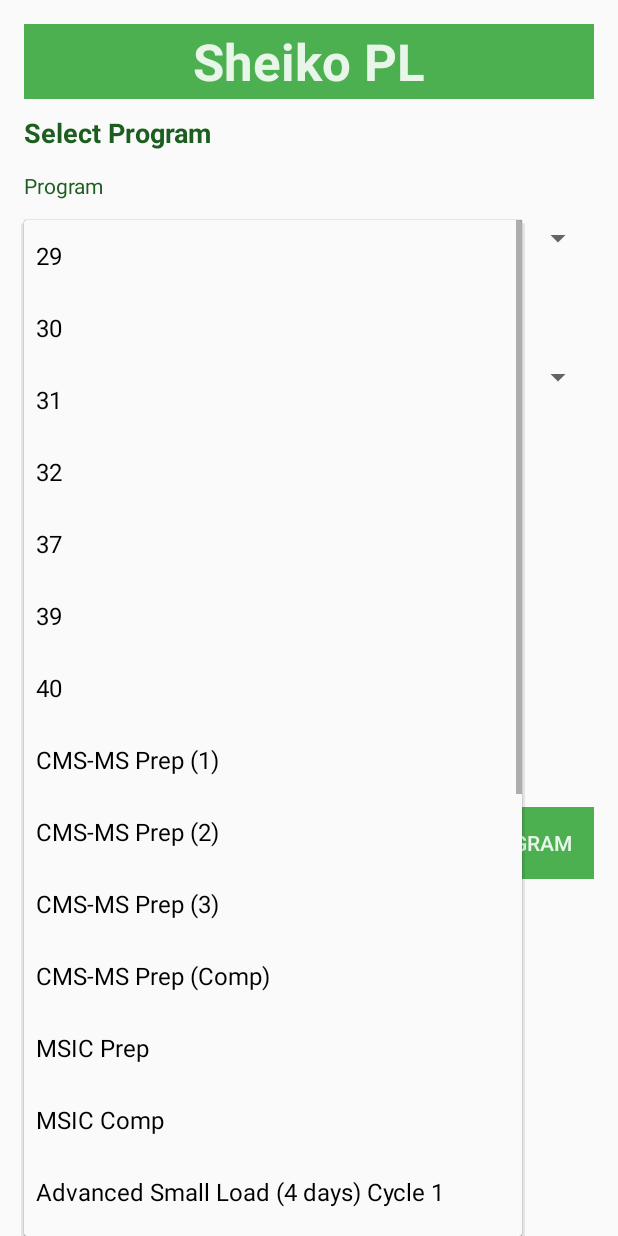
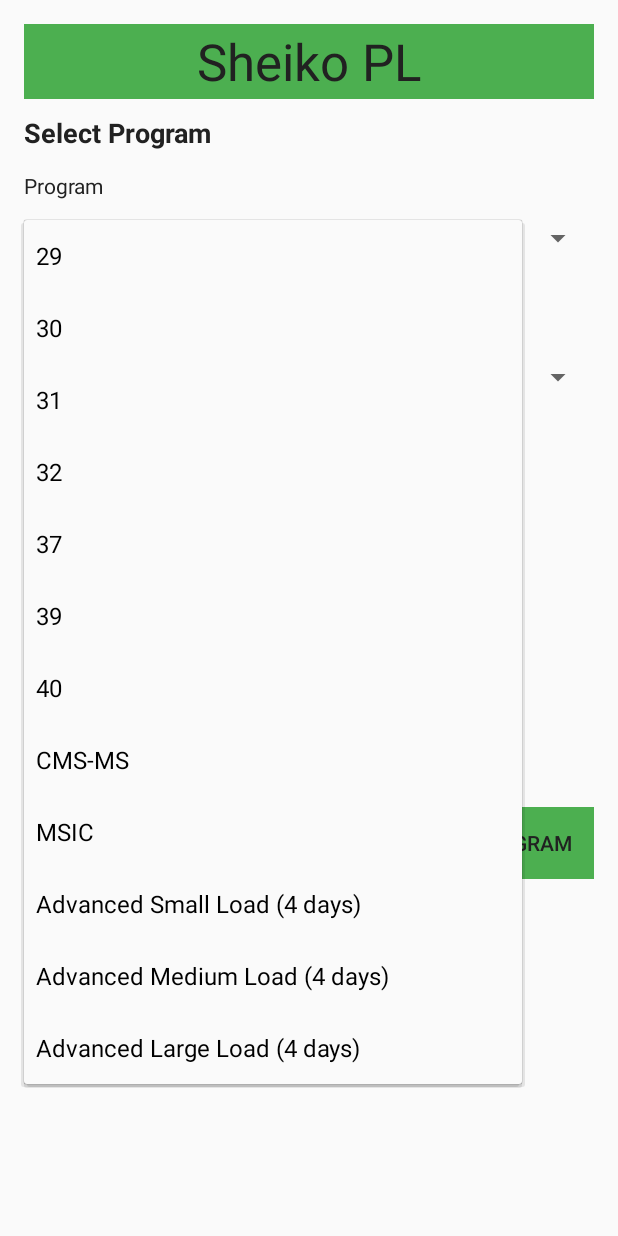
Before and after one commit to minorsecond/Sheiko, an Android app: the selectProgram screen opened directly, with no data from a screen before it, after a tap on "29", on a phone screen of 412 x 824 dp. Run offline under Robolectric (Android 15) with nearby library versions, the phone set to English and light mode, and no system bars.

Commit message:
Set better colors

```diff
--- a/app/build.gradle
+++ b/app/build.gradle
@@ -30,4 +30,5 @@ dependencies {
     compile 'com.android.support:appcompat-v7:25.1.0'
     testCompile 'junit:junit:4.12'
     compile 'com.jjoe64:graphview:4.2.1'
+    compile 'com.android.support:design:25.0.1'
 }
--- a/app/src/main/AndroidManifest.xml
+++ b/app/src/main/AndroidManifest.xml
@@ -7,7 +7,7 @@
         android:icon="@mipmap/bench"
         android:label="Sheiko PL"
         android:supportsRtl="true"
-        android:theme="@style/AppTheme">
+        android:theme="@style/MyMaterialTheme">
         <activity android:name=".MainActivity">
             <intent-filter>
                 <action android:name="android.intent.action.MAIN" />
--- a/app/src/main/res/layout/activity_select_program.xml
+++ b/app/src/main/res/layout/activity_select_program.xml
@@ -30,9 +30,8 @@
             android:text="Sheiko PL"
             android:textAlignment="center"
             android:textAllCaps="false"
-            android:textColor="#E8F5E9"
-            android:textSize="34sp"
-            android:textStyle="normal|bold" />
+            android:textColor="@color/primary_text"
+            android:textSize="34sp" />
 
         <Space
             android:layout_width="match_parent"
@@ -47,7 +46,7 @@
             android:layout_below="@+id/textView42"
             android:text="Select Program"
             android:textAlignment="viewStart"
-            android:textColor="#1B5E20"
+            android:textColor="@color/primary_text"
             android:textSize="18sp"
             android:textStyle="normal|bold" />
 
@@ -60,7 +59,7 @@
             android:layout_below="@+id/textView"
             android:layout_marginTop="13dp"
             android:text="Program"
-            android:textColor="#1B5E20" />
+            android:textColor="@color/primary_text" />
 
         <Spinner
             android:id="@+id/programSpinner"
@@ -81,7 +80,7 @@
             android:layout_below="@+id/programSpinner"
             android:layout_marginTop="38dp"
             android:text="Cycle"
-            android:textColor="#1B5E20" />
+            android:textColor="@color/primary_text" />
 
         <Spinner
             android:id="@+id/cycleSpinner"
@@ -103,7 +102,7 @@
             android:layout_height="wrap_content"
             android:text="Program Statistics"
             android:textAlignment="center"
-            android:textColor="#1B5E20"
+            android:textColor="@color/primary_text"
             android:textSize="18sp"
             android:textStyle="normal|bold" />
 
@@ -118,7 +117,7 @@
                 android:layout_height="wrap_content"
                 android:layout_weight="1"
                 android:text="Discipline"
-                android:textColor="#1B5E20"
+                android:textColor="@color/primary_text"
                 android:textSize="16sp" />
 
             <TextView
@@ -127,7 +126,7 @@
                 android:layout_height="wrap_content"
                 android:layout_weight="1"
                 android:text="Number of Lifts"
-                android:textColor="#1B5E20"
+                android:textColor="@color/primary_text"
                 android:textSize="16sp" />
 
         </LinearLayout>
@@ -143,15 +142,15 @@
                 android:layout_height="wrap_content"
                 android:layout_weight="1"
                 android:text="Squat:"
-                android:textColor="#2E7D32" />
+                android:textColor="@color/secondary_text" />
 
             <TextView
                 android:id="@+id/textView47"
                 android:layout_width="match_parent"
                 android:layout_height="wrap_content"
                 android:layout_weight="1"
-                android:text="TextView"
-                android:textColor="#2E7D32" />
+                android:text="450"
+                android:textColor="@color/secondary_text" />
         </LinearLayout>
 
         <LinearLayout
@@ -165,15 +164,15 @@
                 android:layout_height="wrap_content"
                 android:layout_weight="1"
                 android:text="Bench:"
-                android:textColor="#2E7D32" />
+                android:textColor="@color/secondary_text" />
 
             <TextView
                 android:id="@+id/textView49"
                 android:layout_width="match_parent"
                 android:layout_height="wrap_content"
                 android:layout_weight="1"
-                android:text="TextView"
-                android:textColor="#2E7D32" />
+                android:text="600"
+                android:textColor="@color/secondary_text" />
         </LinearLayout>
 
         <LinearLayout
@@ -187,15 +186,15 @@
                 android:layout_height="wrap_content"
                 android:layout_weight="1"
                 android:text="Deadlift:"
-                android:textColor="#2E7D32" />
+                android:textColor="@color/secondary_text" />
 
             <TextView
                 android:id="@+id/textView51"
                 android:layout_width="match_parent"
                 android:layout_height="wrap_content"
                 android:layout_weight="1"
-                android:text="TextView"
-                android:textColor="#2E7D32" />
+                android:text="400"
+                android:textColor="@color/secondary_text" />
         </LinearLayout>
 
         <LinearLayout
@@ -209,15 +208,17 @@
                 android:layout_height="wrap_content"
                 android:layout_weight="1"
                 android:text="Total:"
-                android:textColor="#185E20" />
+                android:textColor="@color/secondary_text"
+                android:textStyle="normal|bold" />
 
             <TextView
                 android:id="@+id/textView53"
                 android:layout_width="match_parent"
                 android:layout_height="wrap_content"
                 android:layout_weight="1"
-                android:text="TextView"
-                android:textColor="#185E20" />
+                android:text="1450"
+                android:textColor="@color/secondary_text"
+                android:textStyle="normal|bold" />
         </LinearLayout>
 
         <Space
@@ -239,7 +240,7 @@
                 android:layout_weight="1"
                 android:background="#4CAF50"
                 android:text="Set Lift Numbers"
-                android:textColor="#E8F5E9" />
+                android:textColor="@color/primary_text" />
 
             <Space
                 android:layout_width="25dp"
@@ -256,7 +257,7 @@
                 android:layout_weight="1"
                 android:background="#4CAF50"
                 android:text="Customize Program"
-                android:textColor="#E8F5E9" />
+                android:textColor="@color/primary_text" />
         </LinearLayout>
 
     </LinearLayout>
--- a/app/src/main/res/values/colors.xml
+++ b/app/src/main/res/values/colors.xml
@@ -1,6 +1,11 @@
 <?xml version="1.0" encoding="utf-8"?>
 <resources>
-    <color name="colorPrimary">#3F51B5</color>
-    <color name="colorPrimaryDark">#303F9F</color>
-    <color name="colorAccent">#FF4081</color>
-</resources>
+    <color name="primary">#4caf50</color>
+    <color name="primary_dark">#388E3C</color>
+    <color name="primary_light">#C8E6C9</color>
+    <color name="accent">#9E9E9E</color>
+    <color name="primary_text">#212121</color>
+    <color name="secondary_text">#757575</color>
+    <color name="icons">#FFFFFF</color>
+    <color name="divider">#BDBDBD</color>
+</resources><!-- Palette generated by Material Palette - materialpalette.com/green/grey -->
--- a/app/src/main/res/values/strings.xml
+++ b/app/src/main/res/values/strings.xml
@@ -13,24 +13,11 @@
         <item>37</item>
         <item>39</item>
         <item>40</item>
-        <item>CMS-MS Prep (1)</item>
-        <item>CMS-MS Prep (2)</item>
-        <item>CMS-MS Prep (3)</item>
-        <item>CMS-MS Prep (Comp)</item>
-        <item>MSIC Prep</item>
-        <item>MSIC Comp</item>
-        <item>Advanced Small Load (4 days) Cycle 1</item>
-        <item>Advanced Small Load (4 days) Cycle 2</item>
-        <item>Advanced Small Load (4 days) Cycle 3</item>
-        <item>Advanced Small Load (4 days) Comp Cycle</item>
-        <item>Advanced Medium Load (4 days) Cycle 1</item>
-        <item>Advanced Medium Load (4 days) Cycle 2</item>
-        <item>Advanced Medium Load (4 days) Cycle 3</item>
-        <item>Advanced Medium Load (4 days) Comp Cycle</item>
-        <item>Advanced Large Load (4 days) Cycle 1</item>
-        <item>Advanced Large Load (4 days) Cycle 2</item>
-        <item>Advanced Large Load (4 days) Cycle 3</item>
-        <item>Advanced Large Load (4 days) Comp Cycle</item>
+        <item>CMS-MS</item>
+        <item>MSIC</item>
+        <item>Advanced Small Load (4 days)</item>
+        <item>Advanced Medium Load (4 days)</item>
+        <item>Advanced Large Load (4 days)</item>
     </string-array>
 
     <string-array name="cycles"> <!--TODO: Don't hard-code these since they aren't all the same -->
--- a/app/src/main/res/values/styles.xml
+++ b/app/src/main/res/values/styles.xml
@@ -3,9 +3,19 @@
     <!-- Base application theme. -->
     <style name="AppTheme" parent="Theme.AppCompat.Light.NoActionBar">
         <!-- Customize your theme here. -->
-        <item name="colorPrimary">@color/colorPrimary</item>
-        <item name="colorPrimaryDark">@color/colorPrimaryDark</item>
-        <item name="colorAccent">@color/colorAccent</item>
+        <item name="colorPrimary">@color/primary</item>
+        <item name="colorPrimaryDark">@color/primary_dark</item>
+        <item name="colorAccent">@color/accent</item>
+    </style>
+
+    <style name="MyMaterialTheme" parent="MyMaterialTheme.Base"></style>
+
+    <style name="MyMaterialTheme.Base" parent="Theme.AppCompat.Light.NoActionBar">
+        <item name="windowNoTitle">true</item>
+        <item name="windowActionBar">false</item>
+        <item name="colorPrimary">@color/primary</item>
+        <item name="colorPrimaryDark">@color/primary_dark</item>
+        <item name="colorAccent">@color/accent</item>
     </style>
 
 </resources>
```
Also changed, not shown: app/src/main/java/com/rwardrup/sheiko/MainActivity.java (+25 -22 lines), app/src/main/res/layout/activity_main.xml (+30 -26 lines), app/src/main/res/layout/activity_settings.xml (+8 -8 lines), app/src/main/res/mipmap-hdpi/bench.png, app/src/main/res/mipmap-mdpi/bench.png, app/src/main/res/mipmap-xhdpi/bench.png, app/src/main/res/mipmap-xxhdpi/bench.png, app/src/main/res/mipmap-xxxhdpi/bench.png.
